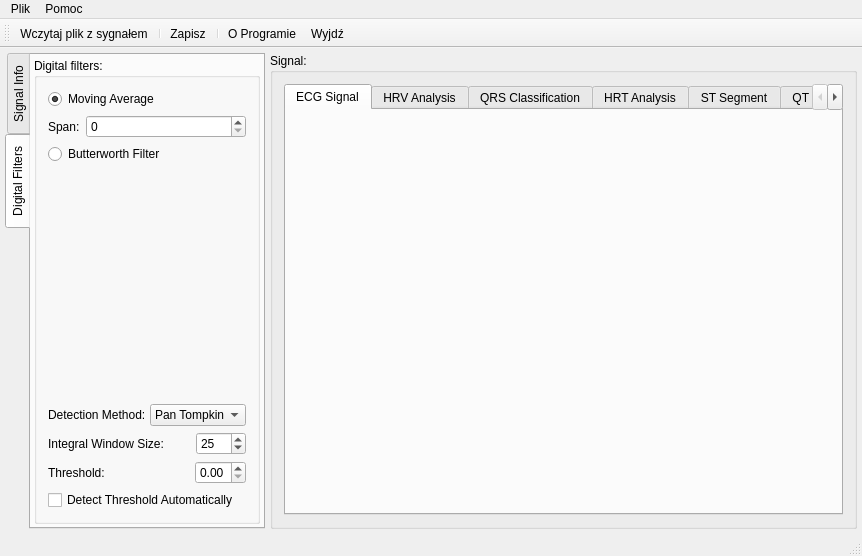
mateuszbaran/ECG-analyzer, file ecganalyzer.ui: the form before one commit.
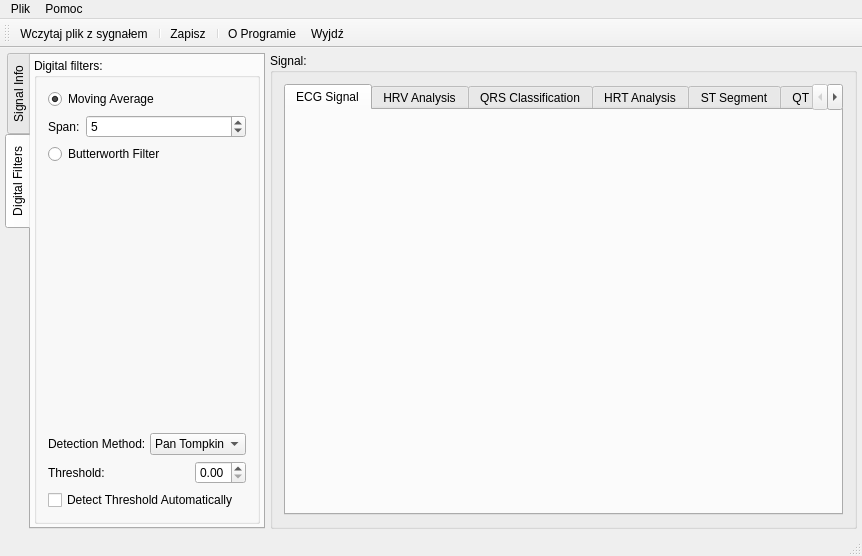
The form after the commit. The open tabs and pages were chosen to show the change. Icons and pictures are not drawn. Custom widgets are drawn as their Qt base class.

Commit message: GUI: Usunięto Integral Window Size

The edit to the form file:
```diff
--- a/ecganalyzer.ui
+++ b/ecganalyzer.ui
@@ -314,6 +314,9 @@
                    <verstretch>0</verstretch>
                   </sizepolicy>
                  </property>
+                 <property name="value">
+                  <number>5</number>
+                 </property>
                 </widget>
                </item>
               </layout>
@@ -383,52 +386,6 @@
                  </item>
                 </layout>
                </item>
-               <item>
-                <layout class="QHBoxLayout" name="horizontalLayout_6">
-                 <property name="bottomMargin">
-                  <number>0</number>
-                 </property>
-                 <item>
-                  <widget class="QLabel" name="label_2">
-                   <property name="text">
-                    <string>Integral Window Size:</string>
-                   </property>
-                  </widget>
-                 </item>
-                 <item>
-                  <spacer name="horizontalSpacer_2">
-                   <property name="orientation">
-                    <enum>Qt::Horizontal</enum>
-                   </property>
-                   <property name="sizeHint" stdset="0">
-                    <size>
-                     <width>40</width>
-                     <height>20</height>
-                    </size>
-                   </property>
-                  </spacer>
-                 </item>
-                 <item>
-                  <widget class="QSpinBox" name="spinBoxRPeaksIntegralWindowSize">
-                   <property name="minimumSize">
-                    <size>
-                     <width>50</width>
-                     <height>0</height>
-                    </size>
-                   </property>
-                   <property name="minimum">
-                    <number>5</number>
-                   </property>
-                   <property name="maximum">
-                    <number>50</number>
-                   </property>
-                   <property name="value">
-                    <number>25</number>
-                   </property>
-                  </widget>
-                 </item>
-                </layout>
-               </item>
                <item>
                 <layout class="QHBoxLayout" name="horizontalLayout_7">
                  <property name="bottomMargin">
```
Left out of the diff: 6 changed lines with no effect on the pictures. The commit also changes 1 other file.
